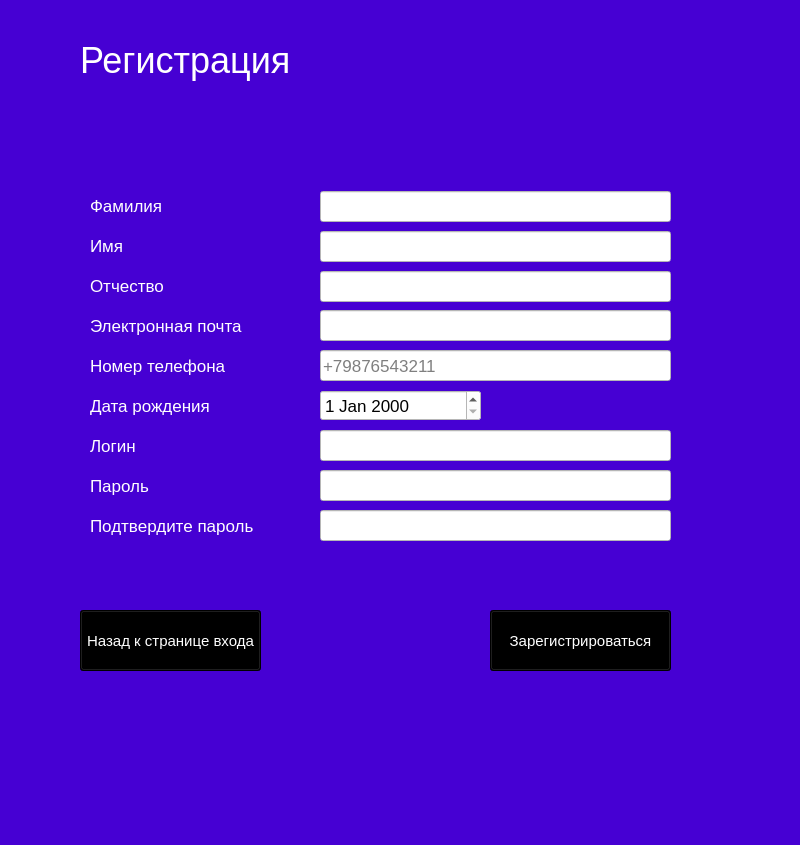
Before: the Qt Designer form client/templates/registration.ui in Alex-Filat0v/course_work_3rd_year, drawn with Qt 5.
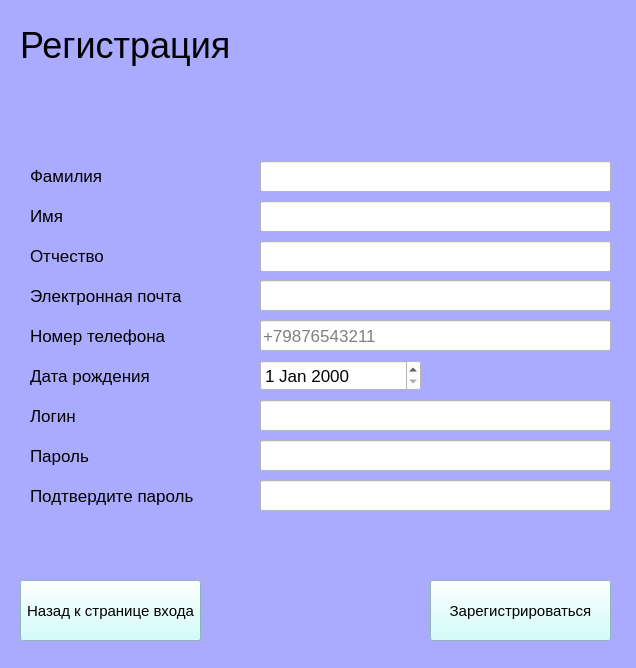
After: the same form once the commit is applied.

```diff
--- a/client/templates/registration.ui
+++ b/client/templates/registration.ui
@@ -6,10 +6,113 @@
    <rect>
     <x>0</x>
     <y>0</y>
-    <width>800</width>
-    <height>845</height>
+    <width>636</width>
+    <height>668</height>
    </rect>
   </property>
+  <property name="minimumSize">
+   <size>
+    <width>636</width>
+    <height>668</height>
+   </size>
+  </property>
+  <property name="maximumSize">
+   <size>
+    <width>636</width>
+    <height>668</height>
+   </size>
+  </property>
+  <property name="palette">
+   <palette>
+    <active>
+     <colorrole role="Button">
+      <brush brushstyle="SolidPattern">
+       <color alpha="255">
+        <red>170</red>
+        <green>170</green>
+        <blue>255</blue>
+       </color>
+      </brush>
+     </colorrole>
+     <colorrole role="Base">
+      <brush brushstyle="SolidPattern">
+       <color alpha="255">
+        <red>170</red>
+        <green>170</green>
+        <blue>255</blue>
+       </color>
+      </brush>
+     </colorrole>
+     <colorrole role="Window">
+      <brush brushstyle="SolidPattern">
+       <color alpha="255">
+        <red>170</red>
+        <green>170</green>
+        <blue>255</blue>
+       </color>
+      </brush>
+     </colorrole>
+    </active>
+    <inactive>
+     <colorrole role="Button">
+      <brush brushstyle="SolidPattern">
+       <color alpha="255">
+        <red>170</red>
+        <green>170</green>
+        <blue>255</blue>
+       </color>
+      </brush>
+     </colorrole>
+     <colorrole role="Base">
+      <brush brushstyle="SolidPattern">
+       <color alpha="255">
+        <red>170</red>
+        <green>170</green>
+        <blue>255</blue>
+       </color>
+      </brush>
+     </colorrole>
+     <colorrole role="Window">
+      <brush brushstyle="SolidPattern">
+       <color alpha="255">
+        <red>170</red>
+        <green>170</green>
+        <blue>255</blue>
+       </color>
+      </brush>
+     </colorrole>
+    </inactive>
+    <disabled>
+     <colorrole role="Button">
+      <brush brushstyle="SolidPattern">
+       <color alpha="255">
+        <red>170</red>
+        <green>170</green>
+        <blue>255</blue>
+       </color>
+      </brush>
+     </colorrole>
+     <colorrole role="Base">
+      <brush brushstyle="SolidPattern">
+       <color alpha="255">
+        <red>170</red>
+        <green>170</green>
+        <blue>255</blue>
+       </color>
+      </brush>
+     </colorrole>
+     <colorrole role="Window">
+      <brush brushstyle="SolidPattern">
+       <color alpha="255">
+        <red>170</red>
+        <green>170</green>
+        <blue>255</blue>
+       </color>
+      </brush>
+     </colorrole>
+    </disabled>
+   </palette>
+  </property>
   <property name="font">
    <font>
     <pointsize>13</pointsize>
@@ -19,16 +122,107 @@
    <string>SimpleChat</string>
   </property>
   <property name="styleSheet">
-   <string notr="true">background-color: rgb(70, 0, 211);</string>
+   <string notr="true">background-color: rgb(170, 170, 255);</string>
   </property>
   <widget class="QWidget" name="centralwidget">
+   <property name="palette">
+    <palette>
+     <active>
+      <colorrole role="Button">
+       <brush brushstyle="SolidPattern">
+        <color alpha="255">
+         <red>170</red>
+         <green>170</green>
+         <blue>255</blue>
+        </color>
+       </brush>
+      </colorrole>
+      <colorrole role="Base">
+       <brush brushstyle="SolidPattern">
+        <color alpha="255">
+         <red>170</red>
+         <green>170</green>
+         <blue>255</blue>
+        </color>
+       </brush>
+      </colorrole>
+      <colorrole role="Window">
+       <brush brushstyle="SolidPattern">
+        <color alpha="255">
+         <red>170</red>
+         <green>170</green>
+         <blue>255</blue>
+        </color>
+       </brush>
+      </colorrole>
+     </active>
+     <inactive>
+      <colorrole role="Button">
+       <brush brushstyle="SolidPattern">
+        <color alpha="255">
+         <red>170</red>
+         <green>170</green>
+         <blue>255</blue>
+        </color>
+       </brush>
+      </colorrole>
+      <colorrole role="Base">
+       <brush brushstyle="SolidPattern">
+        <color alpha="255">
+         <red>170</red>
+         <green>170</green>
+         <blue>255</blue>
+        </color>
+       </brush>
+      </colorrole>
+      <colorrole role="Window">
+       <brush brushstyle="SolidPattern">
+        <color alpha="255">
+         <red>170</red>
+         <green>170</green>
+         <blue>255</blue>
+        </color>
+       </brush>
+      </colorrole>
+     </inactive>
+     <disabled>
+      <colorrole role="Button">
+       <brush brushstyle="SolidPattern">
+        <color alpha="255">
+         <red>170</red>
+         <green>170</green>
+         <blue>255</blue>
+        </color>
+       </brush>
+      </colorrole>
+      <colorrole role="Base">
+       <brush brushstyle="SolidPattern">
+        <color alpha="255">
+         <red>170</red>
+         <green>170</green>
+         <blue>255</blue>
+        </color>
+       </brush>
+      </colorrole>
+      <colorrole role="Window">
+       <brush brushstyle="SolidPattern">
+        <color alpha="255">
+         <red>170</red>
+         <green>170</green>
+         <blue>255</blue>
+        </color>
+       </brush>
+      </colorrole>
+     </disabled>
+    </palette>
+   </property>
    <widget class="QLabel" name="label">
     <property name="geometry">
      <rect>
-      <x>80</x>
-      <y>-10</y>
+      <x>20</x>
+      <y>20</y>
       <width>371</width>
-      <height>141</height>
+      <height>51</height>
      </rect>
     </property>
     <property name="font">
@@ -37,7 +231,7 @@
      </font>
     </property>
     <property name="styleSheet">
-     <string notr="true">color: rgb(255, 255, 255);</string>
+     <string notr="true"/>
     </property>
     <property name="text">
      <string>Регистрация</string>
@@ -46,8 +240,8 @@
    <widget class="QLabel" name="label_error">
     <property name="geometry">
      <rect>
-      <x>80</x>
-      <y>120</y>
+      <x>20</x>
+      <y>90</y>
       <width>531</width>
       <height>41</height>
      </rect>
@@ -58,7 +252,7 @@
      </font>
     </property>
     <property name="styleSheet">
-     <string notr="true">color: rgb(0, 0, 0);</string>
+     <string notr="true"/>
     </property>
     <property name="text">
      <string/>
@@ -67,8 +261,8 @@
    <widget class="QLabel" name="label_3">
     <property name="geometry">
      <rect>
-      <x>90</x>
-      <y>190</y>
+      <x>30</x>
+      <y>160</y>
       <width>131</width>
       <height>31</height>
      </rect>
@@ -79,7 +273,7 @@
      </font>
     </property>
     <property name="styleSheet">
-     <string notr="true">color: rgb(255, 255, 255);</string>
+     <string notr="true"/>
     </property>
     <property name="text">
      <string>Фамилия</string>
@@ -88,8 +282,8 @@
    <widget class="QLabel" name="label_4">
     <property name="geometry">
      <rect>
-      <x>90</x>
-      <y>230</y>
+      <x>30</x>
+      <y>200</y>
       <width>101</width>
       <height>31</height>
      </rect>
@@ -100,7 +294,7 @@
      </font>
     </property>
     <property name="styleSheet">
-     <string notr="true">color: rgb(255, 255, 255);</string>
+     <string notr="true"/>
     </property>
     <property name="text">
      <string>Имя</string>
@@ -109,8 +303,8 @@
    <widget class="QLabel" name="label_5">
     <property name="geometry">
      <rect>
-      <x>90</x>
-      <y>270</y>
+      <x>30</x>
+      <y>240</y>
       <width>111</width>
       <height>31</height>
      </rect>
@@ -121,7 +315,7 @@
      </font>
     </property>
     <property name="styleSheet">
-     <string notr="true">color: rgb(255, 255, 255);</string>
+     <string notr="true"/>
     </property>
     <property name="text">
      <string>Отчество</string>
@@ -130,8 +324,8 @@
    <widget class="QLabel" name="label_6">
     <property name="geometry">
      <rect>
-      <x>90</x>
-      <y>300</y>
+      <x>30</x>
+      <y>270</y>
       <width>201</width>
       <height>51</height>
      </rect>
@@ -142,7 +336,7 @@
      </font>
     </property>
     <property name="styleSheet">
-     <string notr="true">color: rgb(255, 255, 255);</string>
+     <string notr="true"/>
     </property>
     <property name="text">
      <string>Электронная почта</string>
@@ -151,8 +345,8 @@
    <widget class="QLabel" name="label_7">
     <property name="geometry">
      <rect>
-      <x>90</x>
-      <y>350</y>
+      <x>30</x>
+      <y>320</y>
       <width>191</width>
       <height>31</height>
      </rect>
@@ -163,7 +357,7 @@
      </font>
     </property>
     <property name="styleSheet">
-     <string notr="true">color: rgb(255, 255, 255);</string>
+     <string notr="true"/>
     </property>
     <property name="text">
      <string>Номер телефона</string>
@@ -172,8 +366,8 @@
    <widget class="QLabel" name="label_8">
     <property name="geometry">
      <rect>
-      <x>90</x>
-      <y>380</y>
+      <x>30</x>
+      <y>350</y>
       <width>181</width>
       <height>51</height>
      </rect>
@@ -184,7 +378,7 @@
      </font>
     </property>
     <property name="styleSheet">
-     <string notr="true">color: rgb(255, 255, 255);</string>
+     <string notr="true"/>
     </property>
     <property name="text">
      <string>Дата рождения</string>
@@ -193,8 +387,8 @@
    <widget class="QLabel" name="label_11">
     <property name="geometry">
      <rect>
-      <x>90</x>
-      <y>420</y>
+      <x>30</x>
+      <y>390</y>
       <width>91</width>
       <height>51</height>
      </rect>
@@ -205,7 +399,7 @@
      </font>
     </property>
     <property name="styleSheet">
-     <string notr="true">color: rgb(255, 255, 255);</string>
+     <string notr="true"/>
     </property>
     <property name="text">
      <string>Логин</string>
@@ -214,8 +408,8 @@
    <widget class="QLabel" name="label_12">
     <property name="geometry">
      <rect>
-      <x>90</x>
-      <y>460</y>
+      <x>30</x>
+      <y>430</y>
       <width>101</width>
       <height>51</height>
      </rect>
@@ -226,7 +420,7 @@
      </font>
     </property>
     <property name="styleSheet">
-     <string notr="true">color: rgb(255, 255, 255);</string>
+     <string notr="true"/>
     </property>
     <property name="text">
      <string>Пароль</string>
@@ -235,8 +429,8 @@
    <widget class="QLineEdit" name="lineEdit_email">
     <property name="geometry">
      <rect>
-      <x>320</x>
-      <y>310</y>
+      <x>260</x>
+      <y>280</y>
       <width>351</width>
       <height>31</height>
      </rect>
@@ -256,8 +450,8 @@
    <widget class="QLineEdit" name="lineEdit_patronymic">
     <property name="geometry">
      <rect>
-      <x>320</x>
-      <y>271</y>
+      <x>260</x>
+      <y>241</y>
       <width>351</width>
       <height>31</height>
      </rect>
@@ -274,8 +468,8 @@
    <widget class="QLineEdit" name="lineEdit_name">
     <property name="geometry">
      <rect>
-      <x>320</x>
-      <y>231</y>
+      <x>260</x>
+      <y>201</y>
       <width>351</width>
       <height>31</height>
      </rect>
@@ -292,8 +486,8 @@
    <widget class="QLineEdit" name="lineEdit_surname">
     <property name="geometry">
      <rect>
-      <x>320</x>
-      <y>191</y>
+      <x>260</x>
+      <y>161</y>
       <width>351</width>
       <height>31</height>
      </rect>
@@ -310,8 +504,8 @@
    <widget class="QLineEdit" name="lineEdit_number">
     <property name="geometry">
      <rect>
-      <x>320</x>
-      <y>350</y>
+      <x>260</x>
+      <y>320</y>
       <width>351</width>
       <height>31</height>
      </rect>
@@ -337,8 +531,8 @@
    <widget class="QLineEdit" name="lineEdit_login">
     <property name="geometry">
      <rect>
-      <x>320</x>
-      <y>430</y>
+      <x>260</x>
+      <y>400</y>
       <width>351</width>
       <height>31</height>
      </rect>
@@ -355,8 +549,8 @@
    <widget class="QLineEdit" name="lineEdit_password">
     <property name="geometry">
      <rect>
-      <x>320</x>
-      <y>470</y>
+      <x>260</x>
+      <y>440</y>
       <width>351</width>
       <height>31</height>
      </rect>
@@ -376,8 +570,8 @@
    <widget class="QPushButton" name="pushButton_registration">
     <property name="geometry">
      <rect>
-      <x>490</x>
-      <y>610</y>
+      <x>430</x>
+      <y>580</y>
       <width>181</width>
       <height>61</height>
      </rect>
@@ -388,8 +582,8 @@
      </font>
     </property>
     <property name="styleSheet">
-     <string notr="true">color: rgb(255, 255, 255);
-background-color: rgb(0, 0, 0);</string>
+     <string notr="true">background-color: rgb(197, 255, 254);
+</string>
     </property>
     <property name="text">
      <string>Зарегистрироваться</string>
@@ -398,8 +592,8 @@
    <widget class="QLabel" name="label_2">
     <property name="geometry">
      <rect>
-      <x>90</x>
-      <y>500</y>
+      <x>30</x>
+      <y>470</y>
       <width>221</width>
       <height>51</height>
      </rect>
@@ -410,7 +604,7 @@
      </font>
     </property>
     <property name="styleSheet">
-     <string notr="true">color: rgb(255, 255, 255);</string>
+     <string notr="true"/>
     </property>
     <property name="text">
      <string>Подтвердите пароль</string>
@@ -419,8 +613,8 @@
    <widget class="QLineEdit" name="lineEdit_repeat_password">
     <property name="geometry">
      <rect>
-      <x>320</x>
-      <y>510</y>
+      <x>260</x>
+      <y>480</y>
       <width>351</width>
       <height>31</height>
      </rect>
@@ -440,8 +634,8 @@
    <widget class="QDateEdit" name="dateEdit">
     <property name="geometry">
      <rect>
-      <x>320</x>
-      <y>390</y>
+      <x>260</x>
+      <y>360</y>
       <width>161</width>
       <height>31</height>
      </rect>
@@ -458,8 +652,8 @@
    <widget class="QPushButton" name="pushButton_back">
     <property name="geometry">
      <rect>
-      <x>80</x>
-      <y>610</y>
+      <x>20</x>
+      <y>580</y>
       <width>181</width>
       <height>61</height>
      </rect>
@@ -470,25 +664,14 @@
      </font>
     </property>
     <property name="styleSheet">
-     <string notr="true">color: rgb(255, 255, 255);
-background-color: rgb(0, 0, 0);</string>
+     <string notr="true">background-color: rgb(197, 255, 254);
+</string>
     </property>
     <property name="text">
      <string>Назад к странице входа</string>
     </property>
    </widget>
   </widget>
-  <widget class="QMenuBar" name="menubar">
-   <property name="geometry">
-    <rect>
-     <x>0</x>
-     <y>0</y>
-     <width>800</width>
-     <height>21</height>
-    </rect>
-   </property>
-  </widget>
-  <widget class="QStatusBar" name="statusbar"/>
  </widget>
  <resources/>
  <connections/>
```
